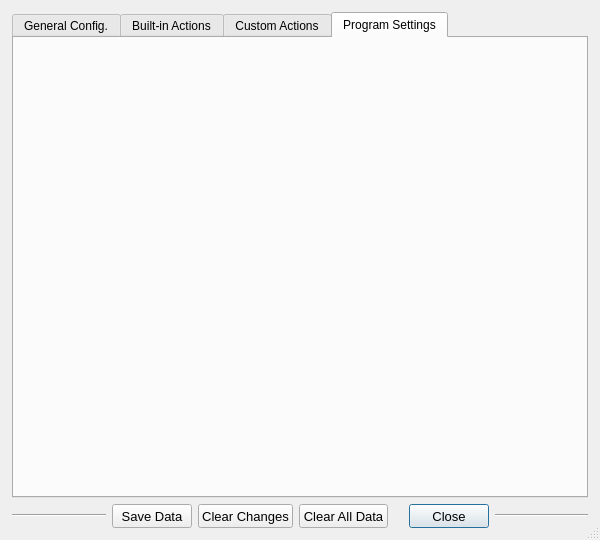
The window that gui/setupwindow.ui (OlyCow/draw-auton) describes before a commit, drawn with Qt 5.
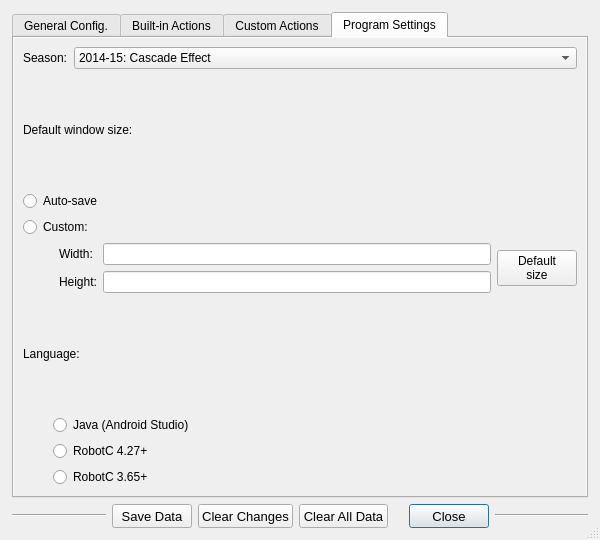
The same window after the commit. The open tabs and pages were chosen to show the change. Icons and pictures are not drawn.

Commit message: Added some program-wide settings

Diff of the .ui file:
```diff
--- a/gui/setupwindow.ui
+++ b/gui/setupwindow.ui
@@ -547,6 +547,201 @@
       <attribute name="toolTip">
        <string>Settings for the entire program.</string>
       </attribute>
+      <layout class="QVBoxLayout" name="verticalLayout_4">
+       <property name="leftMargin">
+        <number>0</number>
+       </property>
+       <property name="topMargin">
+        <number>0</number>
+       </property>
+       <property name="rightMargin">
+        <number>0</number>
+       </property>
+       <property name="bottomMargin">
+        <number>0</number>
+       </property>
+       <item>
+        <widget class="QScrollArea" name="scrollArea_settings">
+         <property name="frameShape">
+          <enum>QFrame::NoFrame</enum>
+         </property>
+         <property name="frameShadow">
+          <enum>QFrame::Plain</enum>
+         </property>
+         <property name="lineWidth">
+          <number>0</number>
+         </property>
+         <property name="widgetResizable">
+          <bool>true</bool>
+         </property>
+         <widget class="QWidget" name="scrollAreaWidgetContents">
+          <property name="geometry">
+           <rect>
+            <x>0</x>
+            <y>0</y>
+            <width>570</width>
+            <height>458</height>
+           </rect>
+          </property>
+          <layout class="QVBoxLayout" name="verticalLayout_3">
+           <item>
+            <layout class="QHBoxLayout" name="layout_settings_season">
+             <item>
+              <widget class="QLabel" name="label">
+               <property name="text">
+                <string>Season:</string>
+               </property>
+              </widget>
+             </item>
+             <item>
+              <widget class="QComboBox" name="comboBox">
+               <property name="sizePolicy">
+                <sizepolicy hsizetype="Expanding" vsizetype="Fixed">
+                 <horstretch>0</horstretch>
+                 <verstretch>0</verstretch>
+                </sizepolicy>
+               </property>
+               <item>
+                <property name="text">
+                 <string>2014-15: Cascade Effect</string>
+                </property>
+               </item>
+               <item>
+                <property name="text">
+                 <string>2013-14: Block Party!</string>
+                </property>
+               </item>
+               <item>
+                <property name="text">
+                 <string>2012-13: Ring it Up!</string>
+                </property>
+               </item>
+              </widget>
+             </item>
+            </layout>
+           </item>
+           <item>
+            <widget class="QLabel" name="label_settings_window">
+             <property name="text">
+              <string>Default window size:</string>
+             </property>
+            </widget>
+           </item>
+           <item>
+            <layout class="QGridLayout" name="layout_settings_window">
+             <item row="3" column="2">
+              <widget class="QLineEdit" name="lineEdit_2"/>
+             </item>
+             <item row="2" column="1">
+              <widget class="QLabel" name="label_4">
+               <property name="text">
+                <string>Width:</string>
+               </property>
+              </widget>
+             </item>
+             <item row="2" column="2">
+              <widget class="QLineEdit" name="lineEdit"/>
+             </item>
+             <item row="2" column="3" rowspan="2">
+              <widget class="QPushButton" name="pushButton">
+               <property name="text">
+                <string>Default
+size</string>
+               </property>
+              </widget>
+             </item>
+             <item row="3" column="1">
+              <widget class="QLabel" name="label_3">
+               <property name="text">
+                <string>Height:</string>
+               </property>
+              </widget>
+             </item>
+             <item row="2" column="0" rowspan="2">
+              <spacer name="horizontalSpacer">
+               <property name="orientation">
+                <enum>Qt::Horizontal</enum>
+               </property>
+               <property name="sizeType">
+                <enum>QSizePolicy::Maximum</enum>
+               </property>
+               <property name="sizeHint" stdset="0">
+                <size>
+                 <width>30</width>
+                 <height>20</height>
+                </size>
+               </property>
+              </spacer>
+             </item>
+             <item row="1" column="0" colspan="4">
+              <widget class="QRadioButton" name="radioButton_2">
+               <property name="text">
+                <string>Custom:</string>
+               </property>
+              </widget>
+             </item>
+             <item row="0" column="0" colspan="4">
+              <widget class="QRadioButton" name="radioButton">
+               <property name="text">
+                <string>Auto-save</string>
+               </property>
+              </widget>
+             </item>
+            </layout>
+           </item>
+           <item>
+            <widget class="QLabel" name="label_settings_language">
+             <property name="text">
+              <string>Language:</string>
+             </property>
+            </widget>
+           </item>
+           <item>
+            <layout class="QGridLayout" name="layout_settings_language">
+             <item row="2" column="1">
+              <widget class="QRadioButton" name="radioButton_4">
+               <property name="text">
+                <string>RobotC 3.65+</string>
+               </property>
+              </widget>
+             </item>
+             <item row="1" column="1">
+              <widget class="QRadioButton" name="radioButton_5">
+               <property name="text">
+                <string>RobotC 4.27+</string>
+               </property>
+              </widget>
+             </item>
+             <item row="0" column="1">
+              <widget class="QRadioButton" name="radioButton_3">
+               <property name="text">
+                <string>Java (Android Studio)</string>
+               </property>
+              </widget>
+             </item>
+             <item row="0" column="0" rowspan="3">
+              <spacer name="horizontalSpacer_2">
+               <property name="orientation">
+                <enum>Qt::Horizontal</enum>
+               </property>
+               <property name="sizeType">
+                <enum>QSizePolicy::Maximum</enum>
+               </property>
+               <property name="sizeHint" stdset="0">
+                <size>
+                 <width>30</width>
+                 <height>20</height>
+                </size>
+               </property>
+              </spacer>
+             </item>
+            </layout>
+           </item>
+          </layout>
+         </widget>
+        </widget>
+       </item>
+      </layout>
      </widget>
     </widget>
    </item>
```
